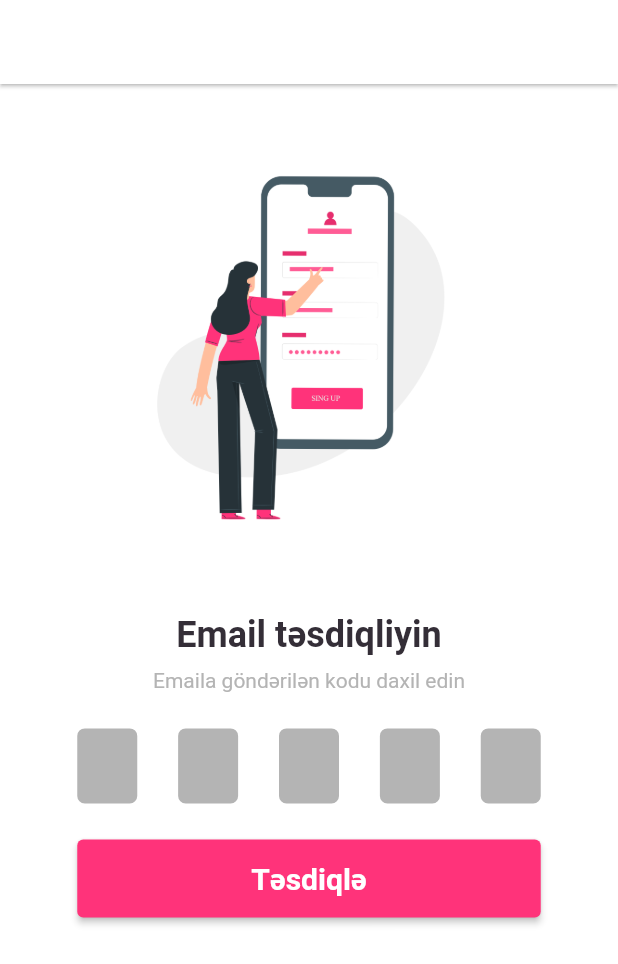
After one commit to eviks/eviks-app, a Flutter app: the VerificationScreen screen opened by its route, on a phone screen of 412 x 824 dp. The commit adds this screen. Shown: the top 964 px of the screen. Run offline on Flutter 3.47's test engine with Material 2 defaults, Android fonts, the phone set to English and light mode, and no system bars; drawn by our look-alikes of pin_code_fields; our stand-ins replace carousel_slider, flutter_map, latlong2; accounts and stored records are empty; generated files the repository leaves out were written again; network calls fail.

Commit message:
Email verification & user model

```diff
--- a/lib/l10n/app_az.arb
+++ b/lib/l10n/app_az.arb
@@ -22,5 +22,8 @@
     "registerButton": "Qeydiyyatdan keç",
     "signUpTitle": "Qeydiyyat",
     "signUpSubtitle": "Gəlin tanış olaq!",
-    "login": "Daxil olmaq"
+    "login": "Daxil olmaq",
+    "verificationTitle": "Email təsdiqliyin",
+    "verificationHint": "Emaila göndərilən kodu daxil edin",
+    "verifyButton": "Təsdiqlə"
 }
--- a/lib/l10n/app_ru.arb
+++ b/lib/l10n/app_ru.arb
@@ -22,5 +22,8 @@
     "registerButton": "Зарегистрироваться",
     "signUpTitle": "Регистрация",
     "signUpSubtitle": "Давайте знакомиться!",
-    "login": "Войти"
+    "login": "Войти",
+    "verificationTitle": "Подтвердите ваш Email",
+    "verificationHint": "Введите код, отправленный на ваш Email",
+    "verifyButton": "Подтвердить"
 }
--- a/lib/main.dart
+++ b/lib/main.dart
@@ -6,6 +6,7 @@ import './providers/auth.dart';
 import './providers/posts.dart';
 import './screens/post_detail_screen/post_detail_screen.dart';
 import './screens/tabs_screen.dart';
+import './screens/verification_screen.dart';
 import './theme.dart';
 
 void main() {
@@ -29,9 +30,11 @@ class MyApp extends StatelessWidget {
         supportedLocales: AppLocalizations.supportedLocales,
         theme: lightThemeData(context),
         darkTheme: darkThemeData(context),
-        home: TabsScreen(),
+        initialRoute: '/',
         routes: {
+          TabsScreen.routeName: (ctx) => TabsScreen(),
           PostDetailScreen.routeName: (ctx) => const PostDetailScreen(),
+          VerificationScreen.routeName: (ctx) => const VerificationScreen(),
         },
       ),
     );
--- /dev/null
+++ b/lib/models/user.dart
@@ -0,0 +1,52 @@
+class User {
+  final String id;
+  final String username;
+  final String displayName;
+  final String email;
+  final DateTime createdAt;
+  final DateTime updatedAt;
+  final bool? active;
+  final String? activationToken;
+  final DateTime? activationTokenExpires;
+  final String? resetPasswordToken;
+  final DateTime? resetPasswordExpires;
+  final Map<String, bool>? favorites;
+
+  User({
+    required this.id,
+    required this.username,
+    required this.displayName,
+    required this.email,
+    required this.createdAt,
+    required this.updatedAt,
+    this.active,
+    this.activationToken,
+    this.activationTokenExpires,
+    this.resetPasswordToken,
+    this.resetPasswordExpires,
+    this.favorites,
+  });
+
+  factory User.fromJson(dynamic json) {
+    return User(
+      id: json['_id'] as String,
+      username: json['username'] as String,
+      displayName: json['displayName'] as String,
+      email: json['email'] as String,
+      createdAt: DateTime.parse(json['createdAt'] as String),
+      updatedAt: DateTime.parse(json['updatedAt'] as String),
+      active: json['active'] as bool?,
+      activationToken: json['activationToken'] as String?,
+      activationTokenExpires: json['activationTokenExpires'] == null
+          ? null
+          : DateTime.parse(json['activationTokenExpires'] as String),
+      resetPasswordToken: json['resetPasswordToken'] as String?,
+      resetPasswordExpires: json['resetPasswordExpires'] == null
+          ? null
+          : DateTime.parse(json['resetPasswordExpires'] as String),
+      favorites: json['favorites'] == null
+          ? null
+          : (json['favorites'] as Map<String, dynamic>).cast<String, bool>(),
+    );
+  }
+}
--- a/lib/providers/posts.dart
+++ b/lib/providers/posts.dart
@@ -20,9 +20,9 @@ class Posts with ChangeNotifier {
 
     try {
       final response = await http.get(url);
-      final dynamic extractedData = json.decode(response.body);
+      final dynamic data = json.decode(response.body);
       final List<Post> loadedPosts = [];
-      extractedData['result'].forEach((element) {
+      data['result'].forEach((element) {
         loadedPosts.add(Post.fromJson(element));
       });
       _posts = loadedPosts;
--- a/lib/screens/auth_screen/auth_screen.dart
+++ b/lib/screens/auth_screen/auth_screen.dart
@@ -31,15 +31,13 @@ class _AuthScreenState extends State<AuthScreen> {
         child: Container(
           color: Theme.of(context).primaryColor,
           width: double.infinity,
-          // constraints:
-          //     BoxConstraints(minHeight: SizeConfig.blockSizeVertical * 84.0),
           child: Column(
             children: [
               CustomPaint(
                 painter: Background(Theme.of(context).primaryColor),
                 child: SizedBox(
                   width: double.infinity,
-                  height: SizeConfig.blockSizeVertical * 30.0,
+                  height: SizeConfig.safeBlockVertical * 30.0,
                   child: Stack(
                     children: [
                       Padding(
@@ -87,7 +85,7 @@ class _AuthScreenState extends State<AuthScreen> {
                 alignment: Alignment.bottomCenter,
                 child: Container(
                   constraints: BoxConstraints(
-                      minHeight: SizeConfig.blockSizeVertical * 70.0),
+                      minHeight: SizeConfig.safeBlockVertical * 70.0),
                   decoration: BoxDecoration(
                     color: Theme.of(context).backgroundColor,
                     borderRadius: const BorderRadius.only(
--- a/lib/screens/tabs_screen.dart
+++ b/lib/screens/tabs_screen.dart
@@ -6,6 +6,8 @@ import './auth_screen/auth_screen.dart';
 import './posts_screen.dart';
 
 class TabsScreen extends StatefulWidget {
+  static const routeName = '/';
+
   @override
   _TabsScreenState createState() => _TabsScreenState();
 }
--- /dev/null
+++ b/lib/screens/verification_screen.dart
@@ -0,0 +1,139 @@
+import 'package:flutter/material.dart';
+import 'package:pin_code_fields/pin_code_fields.dart';
+import 'package:flutter_gen/gen_l10n/app_localizations.dart';
+import 'package:provider/provider.dart';
+
+import '../../providers/auth.dart';
+import '../screens/tabs_screen.dart';
+import '../widgets/sized_config.dart';
+
+class VerificationScreen extends StatefulWidget {
+  const VerificationScreen({Key? key}) : super(key: key);
+
+  static const routeName = '/verification';
+
+  @override
+  _VerificationScreenState createState() => _VerificationScreenState();
+}
+
+class _VerificationScreenState extends State<VerificationScreen> {
+  var _isLoading = false;
+  var _activationToken = '';
+
+  void _verify() async {
+    if (_activationToken.length < 5) {
+      return;
+    }
+
+    setState(() {
+      _isLoading = true;
+    });
+
+    try {
+      await Provider.of<Auth>(context, listen: false)
+          .verifyUser(_activationToken);
+    } catch (error) {
+      rethrow;
+    }
+
+    setState(() {
+      _isLoading = false;
+    });
+
+    Navigator.of(context).pushNamed(TabsScreen.routeName);
+  }
+
+  @override
+  Widget build(BuildContext context) {
+    SizeConfig().init(context);
+    return Scaffold(
+      appBar: AppBar(),
+      body: SingleChildScrollView(
+        child: Center(
+          child: SizedBox(
+            width: SizeConfig.safeBlockHorizontal * 75,
+            child: Column(
+              children: [
+                SizedBox(
+                  height: SizeConfig.safeBlockVertical * 40.0,
+                  child: Image.asset(
+                    "assets/img/illustrations/verification.png",
+                  ),
+                ),
+                Padding(
+                  padding: const EdgeInsets.all(24.0),
+                  child: Column(
+                    children: [
+                      Text(
+                        AppLocalizations.of(context)!.verificationTitle,
+                        style: const TextStyle(
+                          fontSize: 24.0,
+                          fontWeight: FontWeight.bold,
+                        ),
+                      ),
+                      const SizedBox(
+                        height: 8.0,
+                      ),
+                      Text(
+                        AppLocalizations.of(context)!.verificationHint,
+                        style: TextStyle(color: Theme.of(context).dividerColor),
+                      ),
+                    ],
+                  ),
+                ),
+                PinCodeTextField(
+                  appContext: context,
+                  length: 5,
+                  keyboardType: TextInputType.number,
+                  animationType: AnimationType.fade,
+                  enableActiveFill: true,
+                  pinTheme: PinTheme(
+                    shape: PinCodeFieldShape.box,
+                    borderRadius: BorderRadius.circular(5.0),
+                    activeColor: Theme.of(context).dividerColor,
+                    activeFillColor: Theme.of(context).backgroundColor,
+                    selectedColor: Theme.of(context).primaryColor,
+                    selectedFillColor: Theme.of(context).backgroundColor,
+                    inactiveColor: Theme.of(context).dividerColor,
+                    inactiveFillColor: Theme.of(context).dividerColor,
+                  ),
+                  cursorColor: Theme.of(context).primaryColor,
+                  onChanged: (value) {
+                    setState(() {
+                      _activationToken = value;
+                    });
+                  },
+                ),
+                Container(
+                  padding: const EdgeInsets.only(
+                    top: 8.0,
+                  ),
+                  width: double.infinity,
+                  height: 60.0,
+                  child: ElevatedButton(
+                    onPressed: _verify,
+                    child: _isLoading
+                        ? SizedBox(
+                            width: 24.0,
+                            height: 24.0,
+                            child: CircularProgressIndicator(
+                              color: Theme.of(context).backgroundColor,
+                            ),
+                          )
+                        : Text(
+                            AppLocalizations.of(context)!.verifyButton,
+                            style: const TextStyle(
+                              fontSize: 20.0,
+                              fontWeight: FontWeight.bold,
+                            ),
+                          ),
+                  ),
+                )
+              ],
+            ),
+          ),
+        ),
+      ),
+    );
+  }
+}
--- a/pubspec.yaml
+++ b/pubspec.yaml
@@ -34,6 +34,7 @@ dependencies:
   # The following adds the Cupertino Icons font to your application.
   # Use with the CupertinoIcons class for iOS style icons.
   cupertino_icons: ^1.0.2
+  pin_code_fields: ^7.3.0
 
 dev_dependencies:
   flutter_test:
```
Also changed, not shown: lib/providers/auth.dart (+78 -7 lines), lib/screens/auth_screen/login_form.dart (+9 -2 lines), lib/screens/auth_screen/register_form.dart (+15 -4 lines), lib/widgets/post_item.dart (+11 -2 lines), assets/img/illustrations/verification.png (added), pubspec.lock.
